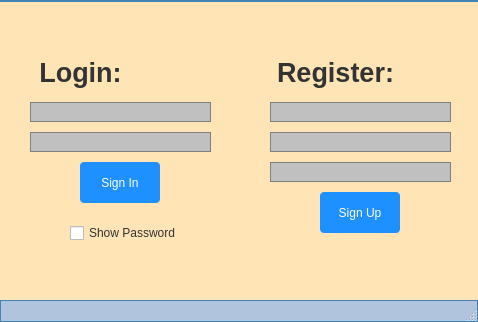
The window that login.ui (FRESH00L/ChatApp) describes before a commit, drawn with Qt 5.
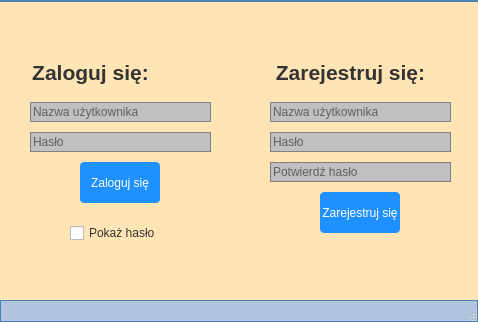
The same window after the commit.

What changed in the file:
```diff
--- a/login.ui
+++ b/login.ui
@@ -29,6 +29,27 @@
     border: 1px solid #808080;
     width: 40%;
     height: 5%;
+    transition: background-color 0.3s, border-color 0.3s;
+}
+
+/* LineEdit hover effect */
+QLineEdit#usernameLoginLineEdit:hover,
+QLineEdit#passwordLoginLineEdit:hover,
+QLineEdit#usernameRegisterLineEdit:hover,
+QLineEdit#passwordRegisterLineEdit:hover,
+QLineEdit#checkPasswordLineEdit:hover {
+    background-color: #D3D3D3;
+    border-color: #555555;
+}
+
+/* LineEdit active effect */
+QLineEdit#usernameLoginLineEdit:focus,
+QLineEdit#passwordLoginLineEdit:focus,
+QLineEdit#usernameRegisterLineEdit:focus,
+QLineEdit#passwordRegisterLineEdit:focus,
+QLineEdit#checkPasswordLineEdit:focus {
+    background-color: #FFFFFF;
+    border-color: #000000;
 }
 
 /* Style the QPushButton for Sign In in the Login section */
@@ -44,6 +65,19 @@
     font-size: 2%;
     cursor: pointer;
     border-radius: 4px;
+    transition: background-color 0.3s, border-color 0.3s, color 0.3s;
+}
+
+/* Button hover effect */
+QPushButton#signInPushButton:hover,
+QPushButton#signUpPushButton:hover {
+    background-color: #007bff;
+}
+
+/* Button active effect */
+QPushButton#signInPushButton:pressed,
+QPushButton#signUpPushButton:pressed {
+    background-color: #0056b3;
 }
 
 /* Style the QLabel for additional information in the Login section */
@@ -86,25 +120,28 @@
       <height>20</height>
      </rect>
     </property>
+    <property name="placeholderText">
+     <string>Nazwa użytkownika</string>
+    </property>
    </widget>
    <widget class="QLabel" name="label">
     <property name="geometry">
      <rect>
       <x>30</x>
       <y>50</y>
-      <width>101</width>
+      <width>121</width>
       <height>41</height>
      </rect>
     </property>
     <property name="font">
      <font>
       <family>Arial</family>
-      <pointsize>20</pointsize>
+      <pointsize>16</pointsize>
       <bold>true</bold>
      </font>
     </property>
     <property name="text">
-     <string>Login:</string>
+     <string>Zaloguj się:</string>
     </property>
     <property name="alignment">
      <set>Qt::AlignCenter</set>
@@ -119,6 +156,9 @@
       <height>20</height>
      </rect>
     </property>
+    <property name="placeholderText">
+     <string>Hasło</string>
+    </property>
    </widget>
    <widget class="QPushButton" name="signInPushButton">
     <property name="geometry">
@@ -130,7 +170,7 @@
      </rect>
     </property>
     <property name="text">
-     <string>Sign In</string>
+     <string>Zaloguj się</string>
     </property>
    </widget>
    <widget class="QLabel" name="label_2">
@@ -138,19 +178,19 @@
      <rect>
       <x>270</x>
       <y>50</y>
-      <width>131</width>
+      <width>161</width>
       <height>41</height>
      </rect>
     </property>
     <property name="font">
      <font>
       <family>Arial</family>
-      <pointsize>20</pointsize>
+      <pointsize>16</pointsize>
       <bold>true</bold>
      </font>
     </property>
     <property name="text">
-     <string>Register:</string>
+     <string>Zarejestruj się:</string>
     </property>
     <property name="alignment">
      <set>Qt::AlignCenter</set>
@@ -165,6 +205,9 @@
       <height>20</height>
      </rect>
     </property>
+    <property name="placeholderText">
+     <string>Nazwa użytkownika</string>
+    </property>
    </widget>
    <widget class="QLineEdit" name="passwordRegisterLineEdit">
     <property name="geometry">
@@ -175,6 +218,9 @@
       <height>20</height>
      </rect>
     </property>
+    <property name="placeholderText">
+     <string>Hasło</string>
+    </property>
    </widget>
    <widget class="QLineEdit" name="checkPasswordLineEdit">
     <property name="geometry">
@@ -185,6 +231,9 @@
       <height>20</height>
      </rect>
     </property>
+    <property name="placeholderText">
+     <string>Potwierdź hasło</string>
+    </property>
    </widget>
    <widget class="QPushButton" name="signUpPushButton">
     <property name="geometry">
@@ -196,7 +245,7 @@
      </rect>
     </property>
     <property name="text">
-     <string>Sign Up</string>
+     <string>Zarejestruj się</string>
     </property>
    </widget>
    <widget class="QCheckBox" name="showPasswordCheckBox">
@@ -209,7 +258,7 @@
      </rect>
     </property>
     <property name="text">
-     <string>Show Password</string>
+     <string>Pokaż hasło</string>
     </property>
    </widget>
   </widget>
```
Left out of the diff: 6 changed lines with no effect on the pictures.
